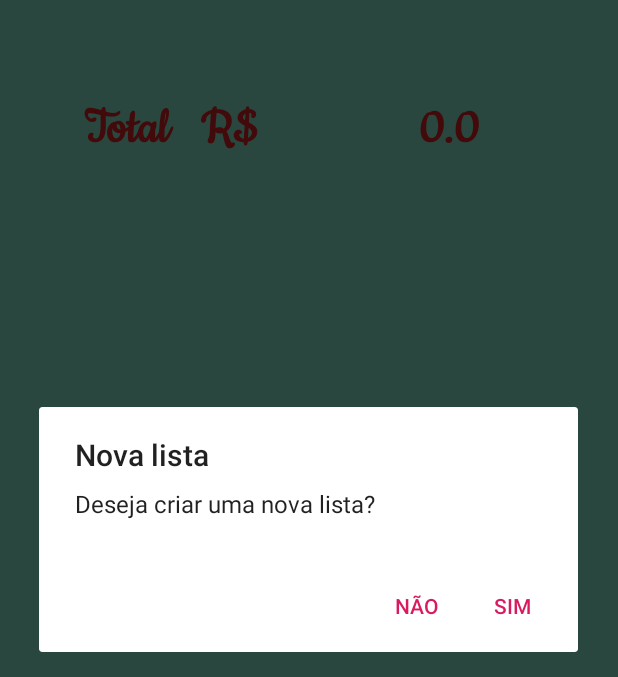
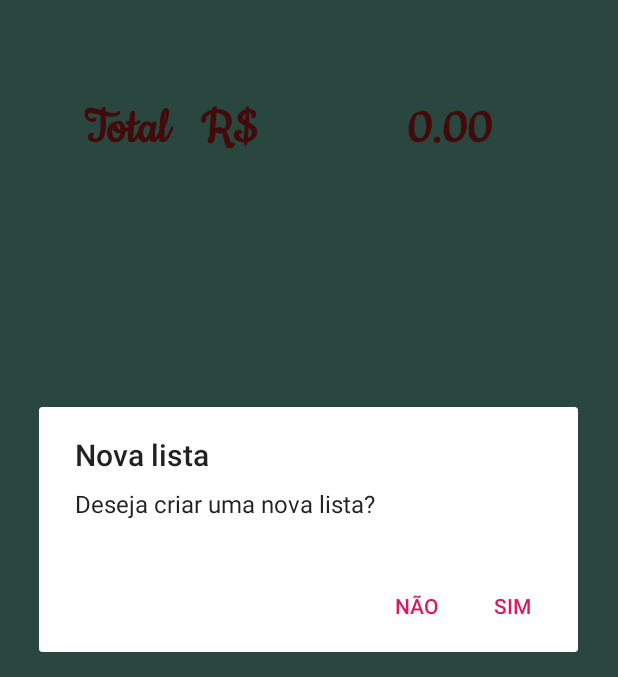
Before and after one commit to andreassef/meusupermercado, an Android app: the screen it shows after launch (MainActivity), after a tap on "NOVA LISTA", on a phone screen of 412 x 824 dp, the part 88-765 px from its top. Run offline under Robolectric (Android 15) with nearby library versions, the phone set to English and light mode, and no system bars.

Commit message:
Ajuste no bug da exibição do total

```diff
--- a/app/src/main/java/com/example/meusupermercado/activities/MainActivity.java
+++ b/app/src/main/java/com/example/meusupermercado/activities/MainActivity.java
@@ -140,7 +140,7 @@ public class MainActivity extends AppCompatActivity {
         for(Compras compras : comprasList){
             cont = compras.total() + cont;
         }
-        textTotal.setText(String.valueOf(cont));
+        textTotal.setText(String.format("%.2f",cont));
     }
 
     @Override
```
Also changed, not shown: app/src/main/res/drawable/fundo.png (added).
